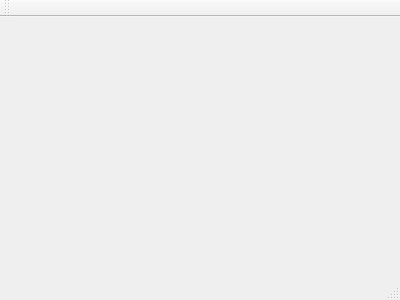
Before: the Qt Designer form carsyswindow.ui in HowarXie1995/qt5_CarSystem, drawn with Qt 5.
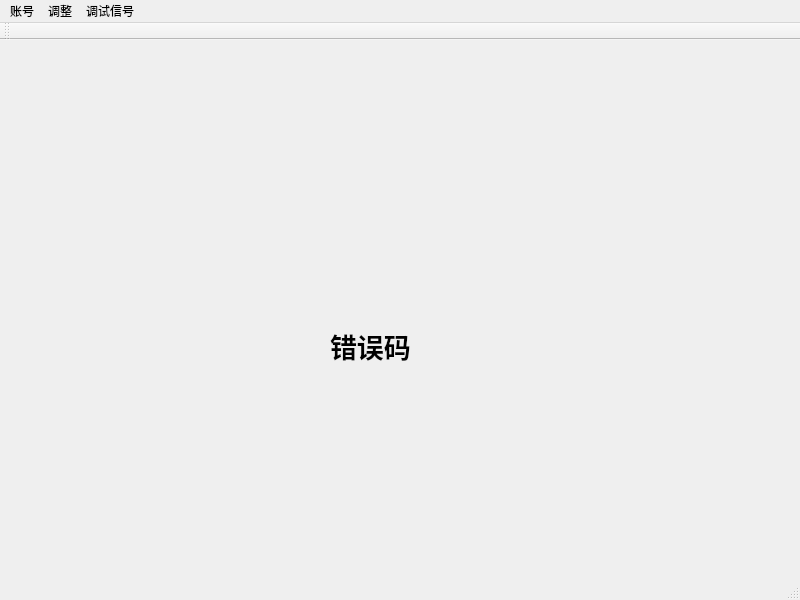
After: the same form once the commit is applied.

Diff of the .ui file:
```diff
--- a/carsyswindow.ui
+++ b/carsyswindow.ui
@@ -1,24 +1,133 @@
 <ui version="4.0">
  <class>CarsysWindow</class>
- <widget class="QMainWindow" name="CarsysWindow" >
-  <property name="geometry" >
+ <widget class="QMainWindow" name="CarsysWindow">
+  <property name="geometry">
    <rect>
     <x>0</x>
     <y>0</y>
-    <width>400</width>
-    <height>300</height>
+    <width>800</width>
+    <height>600</height>
    </rect>
   </property>
   <property name="windowTitle" >
    <string>CarsysWindow</string>
   </property>
-  <widget class="QMenuBar" name="menuBar" />
-  <widget class="QToolBar" name="mainToolBar" />
-  <widget class="QWidget" name="centralWidget" />
-  <widget class="QStatusBar" name="statusBar" />
+  <widget class="QWidget" name="centralWidget">
+   <widget class="QStackedWidget" name="stackedWidget">
+    <property name="geometry">
+     <rect>
+      <x>40</x>
+      <y>50</y>
+      <width>741</width>
+      <height>461</height>
+     </rect>
+    </property>
+    <widget class="QWidget" name="page_erro">
+     <widget class="QLabel" name="label_erro">
+      <property name="geometry">
+       <rect>
+        <x>290</x>
+        <y>210</y>
+        <width>241</width>
+        <height>91</height>
+       </rect>
+      </property>
+      <property name="font">
+       <font>
+        <pointsize>20</pointsize>
+        <weight>75</weight>
+        <bold>true</bold>
+       </font>
+      </property>
+      <property name="text">
+       <string>错误码</string>
+      </property>
+      <property name="textFormat">
+       <enum>Qt::AutoText</enum>
+      </property>
+      <property name="margin">
+       <number>0</number>
+      </property>
+     </widget>
+    </widget>
+    <widget class="QWidget" name="page_2"/>
+   </widget>
+  </widget>
+  <widget class="QMenuBar" name="menuBar">
+   <property name="geometry">
+    <rect>
+     <x>0</x>
+     <y>0</y>
+     <width>800</width>
+     <height>22</height>
+    </rect>
+   </property>
+   <widget class="QMenu" name="menuok">
+    <property name="title">
+     <string>账号</string>
+    </property>
+    <addaction name="actionadmin"/>
+    <addaction name="actionrepassword"/>
+    <addaction name="actionlog_out"/>
+   </widget>
+   <widget class="QMenu" name="menu">
+    <property name="title">
+     <string>调整</string>
+    </property>
+    <addaction name="actionfull_screen"/>
+    <addaction name="actionout_full_screen"/>
+   </widget>
+   <widget class="QMenu" name="menu_2">
+    <property name="title">
+     <string>调试信号</string>
+    </property>
+    <addaction name="actionsignal_data"/>
+   </widget>
+   <addaction name="menuok"/>
+   <addaction name="menu"/>
+   <addaction name="menu_2"/>
+  </widget>
+  <widget class="QToolBar" name="mainToolBar">
+   <attribute name="toolBarArea">
+    <enum>TopToolBarArea</enum>
+   </attribute>
+   <attribute name="toolBarBreak">
+    <bool>false</bool>
+   </attribute>
+  </widget>
+  <widget class="QStatusBar" name="statusBar"/>
+  <action name="actionadmin">
+   <property name="text">
+    <string>admin</string>
+   </property>
+  </action>
+  <action name="actionrepassword">
+   <property name="text">
+    <string>repassword</string>
+   </property>
+  </action>
+  <action name="actionlog_out">
+   <property name="text">
+    <string>log out</string>
+   </property>
+  </action>
+  <action name="actionfull_screen">
+   <property name="text">
+    <string>full screen</string>
+   </property>
+  </action>
+  <action name="actionout_full_screen">
+   <property name="text">
+    <string>out full screen</string>
+   </property>
+  </action>
+  <action name="actionsignal_data">
+   <property name="text">
+    <string>signal data</string>
+   </property>
+  </action>
  </widget>
- <layoutDefault spacing="6" margin="11" />
- <pixmapfunction></pixmapfunction>
+ <layoutdefault spacing="6" margin="11"/>
  <resources/>
  <connections/>
 </ui>
```
Left out of the diff: 3 changed lines with no effect on the pictures.
